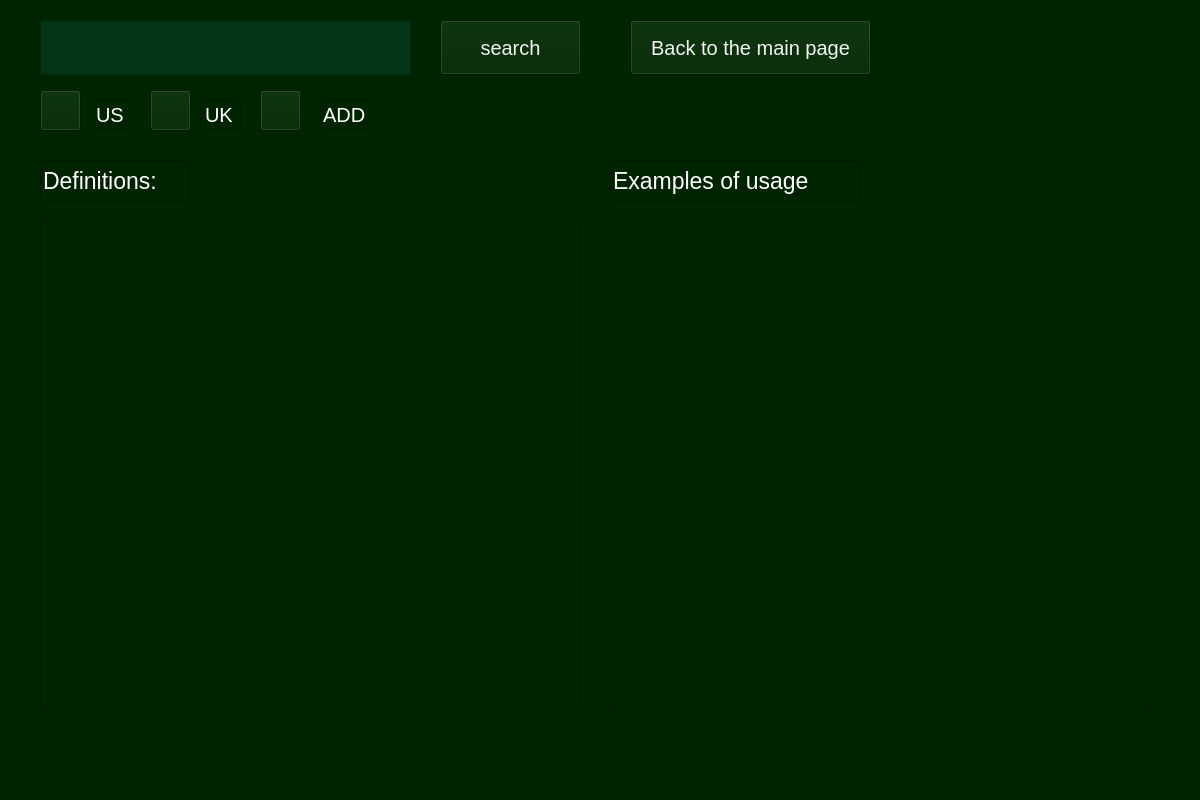
This is WindowsGraphics/SearchWindow.ui in Skripkon/App-for-learning-English-LANGOD as Qt 5 draws it before an edit. The edited form follows.
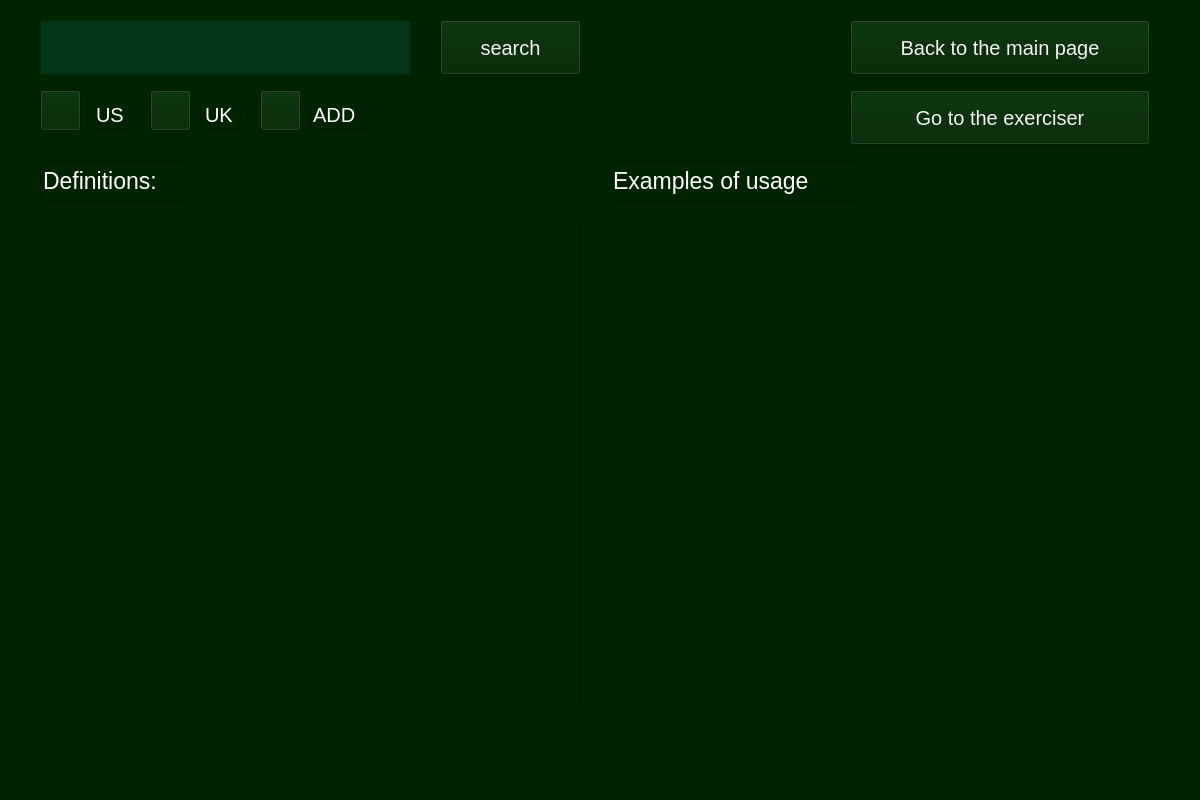
This is the edited form. Icons and pictures are not drawn.

```diff
--- a/WindowsGraphics/SearchWindow.ui
+++ b/WindowsGraphics/SearchWindow.ui
@@ -243,9 +243,9 @@
    <widget class="QPushButton" name="Back_button">
     <property name="geometry">
      <rect>
-      <x>630</x>
+      <x>850</x>
       <y>20</y>
-      <width>241</width>
+      <width>300</width>
       <height>55</height>
      </rect>
     </property>
@@ -275,9 +275,9 @@
    <widget class="QLineEdit" name="add_line">
     <property name="geometry">
      <rect>
-      <x>320</x>
+      <x>310</x>
       <y>100</y>
-      <width>51</width>
+      <width>61</width>
       <height>29</height>
      </rect>
     </property>
@@ -289,6 +289,25 @@
      <string>ADD</string>
     </property>
    </widget>
+   <widget class="QPushButton" name="go_to_the_exerciser_button">
+    <property name="geometry">
+     <rect>
+      <x>850</x>
+      <y>90</y>
+      <width>300</width>
+      <height>55</height>
+     </rect>
+    </property>
+    <property name="styleSheet">
+     <string notr="true">color:rgb(255, 0, 255);
+font-size:15pt; 
+color:rgb(243, 243, 243);
+</string>
+    </property>
+    <property name="text">
+     <string>Go to the exerciser</string>
+    </property>
+   </widget>
   </widget>
   <widget class="QMenuBar" name="menubar">
    <property name="geometry">
```
Left out of the diff: 4 changed lines with no effect on the pictures.
